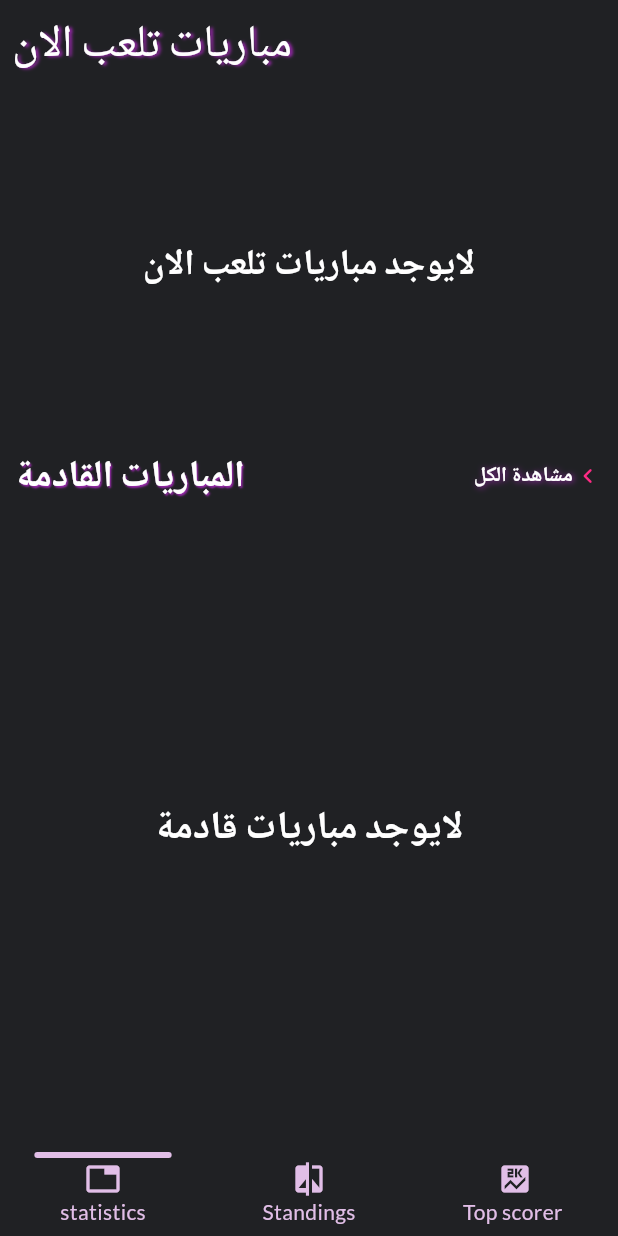
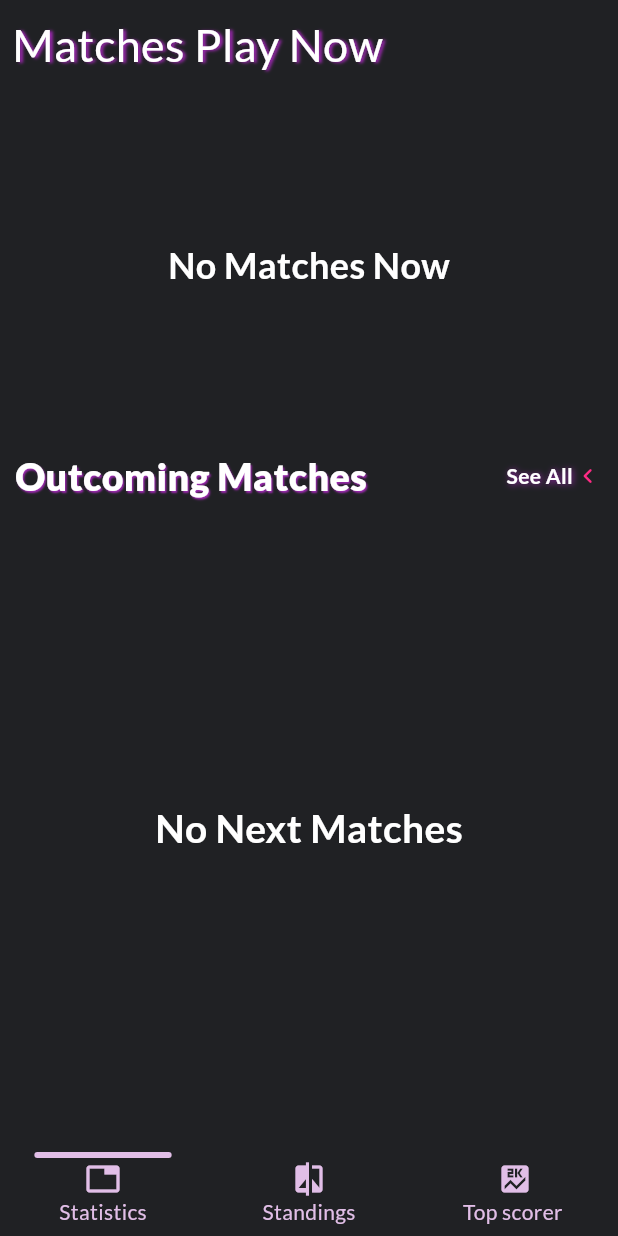
Before and after one commit to MoSallah21/Football-Platform, a Flutter app: the LeagueView screen opened directly with empty values, on a phone screen of 412 x 824 dp. Run offline on Flutter 3.47's test engine with Material 3 defaults, Android fonts, the phone set to English and light mode, and no system bars; drawn by our look-alikes of flutter_snake_navigationbar; our stand-ins replace audioplayers, bloc, carousel_slider, cloud_firestore, dropdown_button2, firebase_core and 7 more; accounts and stored records are empty; network calls fail.

Commit message:
league section changes

```diff
--- a/lib/layout/league_view/league_view.dart
+++ b/lib/layout/league_view/league_view.dart
@@ -76,7 +76,7 @@ class LeagueViewState extends State<LeagueView> {
               cubit.onTap(index);
             },
             items: [
-            BottomNavigationBarItem(icon: Icon(Icons.tab,), label: 'statistics'),
+            BottomNavigationBarItem(icon: Icon(Icons.tab,), label: 'Statistics'),
             BottomNavigationBarItem(icon: Icon(Icons.compare), label: 'Standings'),
             BottomNavigationBarItem(icon: Icon(Icons.score), label: 'Top scorer '),
 
--- a/lib/modules/about_football/blogs/blogs.dart
+++ b/lib/modules/about_football/blogs/blogs.dart
@@ -28,7 +28,7 @@ class BlogsScreen extends StatelessWidget {
                 child: Column(
                   children: [
                     Text(
-                      'مقالات كرة قدم',
+                      'Football Blogs',
                       style: TextStyle(
                         color: Colors.white,
                         fontSize: 25,
--- a/lib/modules/league/bottom_navigation/fixtuer_view.dart
+++ b/lib/modules/league/bottom_navigation/fixtuer_view.dart
@@ -40,7 +40,7 @@ class FixturesViewState extends State<FixturesView> {
                       Padding(
                         padding: const EdgeInsets.all(8.0),
                         child: Text(
-                          "مباريات تلعب الان",
+                          "Matches Play Now",
                           style: TextStyle(
                             color: Colors.white,
                             fontSize: 30,
@@ -62,12 +62,12 @@ class FixturesViewState extends State<FixturesView> {
                           width: MediaQuery.of(context).size.width,
                           child: cubit.upcomingMatches.isEmpty
                               ? Center(
-                                  child: Text("لايوجد مباريات تلعب الان",style: TextStyle(fontWeight: FontWeight.bold,fontSize: 24,color: Colors.white),),
+                                  child: Text("No Matches Now",style: TextStyle(fontWeight: FontWeight.bold,fontSize: 24,color: Colors.white),),
                                 )
                               : cubit.liveMatches.isEmpty
                                   ? Center(
                                       child: const Text(
-                                        "لايوجد مباريات الان",
+                                        "Playing Now",
                                         style: TextStyle(
                                         color: Colors.white,
                                         fontWeight: FontWeight.w100,
@@ -104,7 +104,7 @@ class FixturesViewState extends State<FixturesView> {
                           mainAxisAlignment: MainAxisAlignment.spaceBetween,
                           children: [
                             Text(
-                              "المباريات القادمة",
+                              "Outcoming Matches",
                               style: TextStyle(
                                 fontSize: 25,
                                   color: Colors.white,
@@ -126,7 +126,7 @@ class FixturesViewState extends State<FixturesView> {
                                 mainAxisAlignment: MainAxisAlignment.center,
                                 children: [
                                   Text(
-                                    "مشاهدة الكل",
+                                    "See All",
                                     style: TextStyle(
                                       color: Colors.white,
                                       fontWeight: FontWeight.bold,
@@ -163,7 +163,7 @@ class FixturesViewState extends State<FixturesView> {
                       ),
                       Expanded(
                           child: cubit.upcomingMatches.isEmpty
-                              ? const Center(child: Text("لايوجد مباريات قادمة",style: TextStyle(color: Colors.white,fontSize: 26,fontWeight: FontWeight.bold),))
+                              ? const Center(child: Text("No Next Matches",style: TextStyle(color: Colors.white,fontSize: 26,fontWeight: FontWeight.bold),))
                               : ListView.builder(
                                   shrinkWrap: true,
                                   physics: BouncingScrollPhysics(),
@@ -212,7 +212,7 @@ class FixturesViewState extends State<FixturesView> {
             SizedBox(
               height: 10,
             ),
-            Text("الجولة - " + fixed.league.round.substring(17),
+            Text("Round -" + fixed.league.round.substring(17),
                 style: TextStyle(color: Colors.white, fontSize: 12)),
             SizedBox(
               height: 10,
@@ -241,7 +241,7 @@ class FixturesViewState extends State<FixturesView> {
                     SizedBox(
                       height: 5,
                     ),
-                    Text('مضيف',
+                    Text('Home',
                         style: TextStyle(color: Colors.white, fontSize: 10)),
                   ],
                 ),
@@ -301,7 +301,7 @@ class FixturesViewState extends State<FixturesView> {
                     SizedBox(
                       height: 5,
                     ),
-                    Text('ضيف',
+                    Text('Away',
                         style: TextStyle(color: Colors.white, fontSize: 10)),
                   ],
                 ),
```
Also changed, not shown: lib/modules/about_football/blogs/blog_description.dart (+3 -7 lines).
